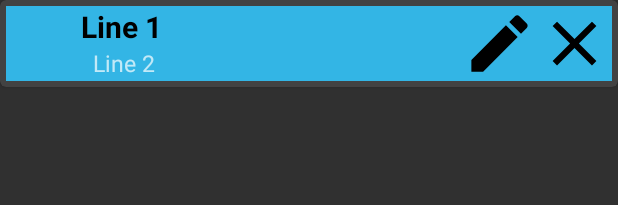
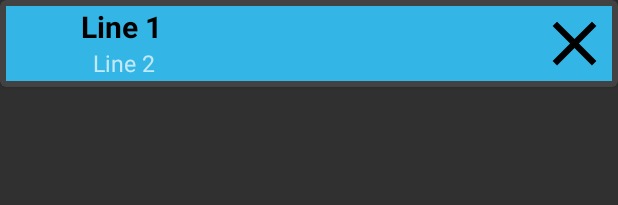
Before and after one commit to DanieleFerrillo/AppShopList, an Android app: the layout prodotto_item.xml on its own in the app's theme, with its tools: preview values and no code run, on a phone screen of 412 x 824 dp. Shown: the top 205 px of the screen. Run offline under Robolectric (Android 15) with nearby library versions, the phone set to English and light mode, and no system bars.

Commit message:
delete modifica img_view

```diff
--- a/app/src/main/java/com/academy/shoplist/activity/MainActivity.java
+++ b/app/src/main/java/com/academy/shoplist/activity/MainActivity.java
@@ -108,11 +108,7 @@ public class MainActivity extends AppCompatActivity {
                 });
                 AlertDialog dialog = builder.show();
             }
-            @Override
-            //TODO qui va il fragment
-            public void onItemModifica(int position) {
 
-            }
         });
 
     }
--- a/app/src/main/java/com/academy/shoplist/interfaccia/GestioneClick.java
+++ b/app/src/main/java/com/academy/shoplist/interfaccia/GestioneClick.java
@@ -5,7 +5,7 @@ public interface GestioneClick {
     public void onItemClick(int position);
 
     public void onItemElimina(int position);
-    public void onItemModifica(int position);
+
 
 
 
--- a/app/src/main/res/layout/prodotto_item.xml
+++ b/app/src/main/res/layout/prodotto_item.xml
@@ -45,12 +45,7 @@
             android:layout_alignParentEnd="true"
             android:src="@drawable/img_elimina" />
 
-        <ImageView
-            android:id="@+id/img_modifica"
-            android:layout_width="50dp"
-            android:layout_height="50dp"
-            android:layout_toLeftOf="@+id/img_elimina"
-            android:src="@drawable/img_modifica" />
+
 
     </RelativeLayout>
 
```
Also changed, not shown: app/src/main/java/com/academy/shoplist/adapter/ProdottoAdapter.java (+3 -8 lines).
